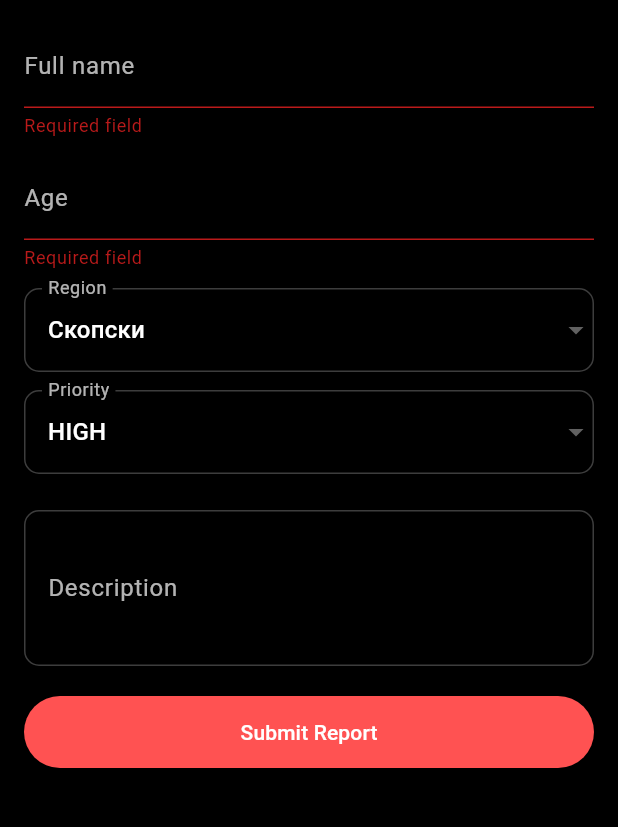
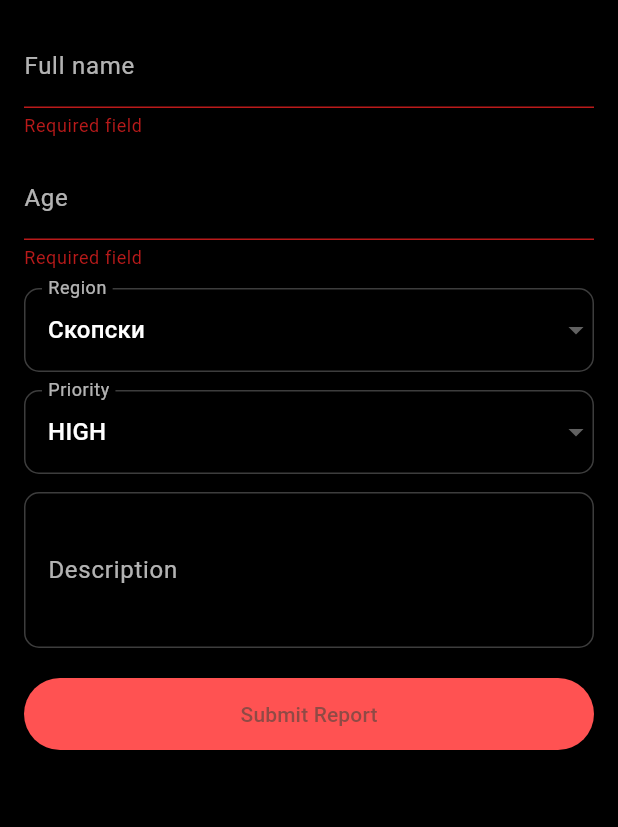
Before and after one commit to ZoveMe/Amber-Alert-App, a Flutter app: the AddMissingPersonScreen screen opened directly, after a tap on "Submit Report", on a phone screen of 412 x 824 dp, the part 84-911 px from its top. Run offline on Flutter 3.47's test engine with Material 3 defaults, Android fonts, the phone set to English and light mode, and no system bars; our stand-ins replace firebase_core, firebase_messaging, flutter_map, hive_flutter, latlong2, shared_preferences; accounts and stored records are empty; network calls fail.

Commit message:
Updated form for filling missing person

```diff
--- a/lib/screens/add_missing_person.dart
+++ b/lib/screens/add_missing_person.dart
@@ -1,12 +1,14 @@
 import 'package:flutter/material.dart';
 import '../models/mk_regions.dart';
 import '../models/alert.dart';
+import '../services/rabbitmq_service.dart';
 
 class AddMissingPersonScreen extends StatefulWidget {
   const AddMissingPersonScreen({super.key});
 
   @override
-  State<AddMissingPersonScreen> createState() => _AddMissingPersonScreenState();
+  State<AddMissingPersonScreen> createState() =>
+      _AddMissingPersonScreenState();
 }
 
 class _AddMissingPersonScreenState extends State<AddMissingPersonScreen> {
@@ -14,110 +16,82 @@ class _AddMissingPersonScreenState extends State<AddMissingPersonScreen> {
 
   final TextEditingController nameController = TextEditingController();
   final TextEditingController ageController = TextEditingController();
-
   final TextEditingController descriptionController = TextEditingController();
 
   String selectedRegion = MkRegions.all.first;
-  String selectedPriority = "HIGH";
+  String selectedPriority = 'HIGH';
+
+  /// 🔁 Region → map center
   final Map<String, Offset> regionCenters = {
-    "Скопски": const Offset(41.9981, 21.4254),
-    "Пелагониски": const Offset(41.0300, 21.3400),
-    "Полог": const Offset(41.8000, 20.9000),
-    "Југозападен": const Offset(41.2000, 20.7000),
-    "Југоисточен": const Offset(41.4000, 22.6000),
-    "Вардарски": const Offset(41.6000, 21.9000),
-    "Источен": const Offset(41.9000, 22.4000),
-    "Североисточен": const Offset(42.1000, 21.9000),
+    'Скопски': Offset(41.9981, 21.4254),
+    'Пелагониски': Offset(41.0300, 21.3400),
+    'Полог': Offset(41.8000, 20.9000),
+    'Југозападен': Offset(41.2000, 20.7000),
+    'Југоисточен': Offset(41.4000, 22.6000),
+    'Вардарски': Offset(41.6000, 21.9000),
+    'Источен': Offset(41.9000, 22.4000),
+    'Североисточен': Offset(42.1000, 21.9000),
   };
+
+  /// 🧠 Converts UI region to routing-safe value
+  String normalizeRegion(String region) {
+    return region
+        .toLowerCase()
+        .replaceAll(' ', '')
+        .replaceAll('ски', '')
+        .replaceAll('ен', '');
+  }
 
   @override
   Widget build(BuildContext context) {
     return Scaffold(
       backgroundColor: Colors.black,
       appBar: AppBar(
-        title: const Text("Report Missing Person"),
+        title: const Text('Report Missing Person'),
         backgroundColor: const Color(0xFF111111),
         foregroundColor: Colors.white,
       ),
-
       body: Padding(
         padding: const EdgeInsets.all(16),
         child: Form(
           key: _formKey,
           child: ListView(
             children: [
-
-              // NAME
-              TextFormField(
+              _textField(
                 controller: nameController,
-                decoration: _field("Full name"),
-                validator: (v) => v!.isEmpty ? "Required field" : null,
+                label: 'Full name',
+                required: true,
               ),
-
               const SizedBox(height: 12),
 
-              // AGE
-              TextFormField(
+              _textField(
                 controller: ageController,
+                label: 'Age',
                 keyboardType: TextInputType.number,
-                decoration: _field("Age"),
-                validator: (v) => v!.isEmpty ? "Required field" : null,
+                required: true,
               ),
-
               const SizedBox(height: 12),
 
-              // REGION PICKER
-              DropdownButtonFormField<String>(
-                dropdownColor: Colors.black87,
-                value: selectedRegion,
-                decoration: _field("Region"),
-                items: MkRegions.all.map((r) {
-                  return DropdownMenuItem(
-                    value: r,
-                    child: Text(r, style: const TextStyle(color: Colors.white)),
-                  );
-                }).toList(),
-                onChanged: (v) => setState(() => selectedRegion = v!),
-              ),
-
+              _regionDropdown(),
               const SizedBox(height: 12),
 
-              // PRIORITY PICKER
-              DropdownButtonFormField<String>(
-                dropdownColor: Colors.black87,
-                value: selectedPriority,
-                decoration: _field("Priority"),
-                items: ["HIGH", "MEDIUM", "LOW"].map((p) {
-                  return DropdownMenuItem(
-                    value: p,
-                    child: Text(p, style: const TextStyle(color: Colors.white)),
-                  );
-                }).toList(),
-                onChanged: (v) => setState(() => selectedPriority = v!),
-              ),
-
+              _priorityDropdown(),
               const SizedBox(height: 12),
 
-
-
-              const SizedBox(height: 12),
-
-              TextFormField(
+              _textField(
                 controller: descriptionController,
+                label: 'Description',
                 maxLines: 3,
-                decoration: _field("Description"),
               ),
-
               const SizedBox(height: 20),
 
               ElevatedButton(
                 style: ElevatedButton.styleFrom(
                   backgroundColor: Colors.redAccent,
-                  foregroundColor: Colors.white,
                   padding: const EdgeInsets.symmetric(vertical: 14),
                 ),
                 onPressed: _submitForm,
-                child: const Text("Submit Report"),
+                child: const Text('Submit Report'),
               ),
             ],
           ),
@@ -126,7 +100,59 @@ class _AddMissingPersonScreenState extends State<AddMissingPersonScreen> {
     );
   }
 
-  InputDecoration _field(String label) {
+  // ---------------- UI HELPERS ----------------
+
+  Widget _textField({
+    required TextEditingController controller,
+    required String label,
+    TextInputType? keyboardType,
+    bool required = false,
+    int maxLines = 1,
+  }) {
+    return TextFormField(
+      controller: controller,
+      keyboardType: keyboardType,
+      maxLines: maxLines,
+      validator: required ? (v) => v!.isEmpty ? 'Required field' : null : null,
+      decoration: _fieldDecoration(label),
+    );
+  }
+
+  Widget _regionDropdown() {
+    return DropdownButtonFormField<String>(
+      dropdownColor: Colors.black87,
+      value: selectedRegion,
+      decoration: _fieldDecoration('Region'),
+      items: MkRegions.all
+          .map(
+            (r) => DropdownMenuItem(
+          value: r,
+          child: Text(r, style: const TextStyle(color: Colors.white)),
+        ),
+      )
+          .toList(),
+      onChanged: (v) => setState(() => selectedRegion = v!),
+    );
+  }
+
+  Widget _priorityDropdown() {
+    return DropdownButtonFormField<String>(
+      dropdownColor: Colors.black87,
+      value: selectedPriority,
+      decoration: _fieldDecoration('Priority'),
+      items: const ['HIGH', 'MEDIUM', 'LOW']
+          .map(
+            (p) => DropdownMenuItem(
+          value: p,
+          child: Text(p, style: const TextStyle(color: Colors.white)),
+        ),
+      )
+          .toList(),
+      onChanged: (v) => setState(() => selectedPriority = v!),
+    );
+  }
+
+  InputDecoration _fieldDecoration(String label) {
     return InputDecoration(
       labelText: label,
       labelStyle: const TextStyle(color: Colors.white70),
@@ -141,7 +167,9 @@ class _AddMissingPersonScreenState extends State<AddMissingPersonScreen> {
     );
   }
 
-  void _submitForm() {
+  // ---------------- SUBMIT ----------------
+
+  Future<void> _submitForm() async {
     if (!_formKey.currentState!.validate()) return;
 
     final center = regionCenters[selectedRegion]!;
@@ -149,17 +177,30 @@ class _AddMissingPersonScreenState extends State<AddMissingPersonScreen> {
     final alert = Alert(
       alertId: DateTime.now().millisecondsSinceEpoch.toString(),
       region: selectedRegion,
-      city: nameController.text, // label shown on map
+      city: nameController.text,
       lat: center.dx,
       lng: center.dy,
       description: descriptionController.text,
-      priority: selectedPriority.toLowerCase(), // high | medium | low
+      priority: selectedPriority.toLowerCase(),
       createdAt: DateTime.now(),
     );
 
-    Navigator.pop(context, alert);
-  }
+    final routingKey =
+        'alert.${selectedPriority.toLowerCase()}.${MkRegions.toRouting(selectedRegion)}';
 
 
 
+
+    try {
+      await RabbitMQService.publishAlert(alert, routingKey);
+      Navigator.pop(context, alert);
+    } catch (e) {
+      ScaffoldMessenger.of(context).showSnackBar(
+        SnackBar(
+          content: Text('Failed to send alert: $e'),
+          backgroundColor: Colors.red,
+        ),
+      );
+    }
+  }
 }
--- a/lib/screens/alerts.dart
+++ b/lib/screens/alerts.dart
@@ -55,7 +55,7 @@ class AlertsScreen extends StatelessWidget {
               style: const TextStyle(fontWeight: FontWeight.bold),
             ),
             subtitle: Text(
-              '${alert.city} • ${MkRegions.displayName(alert.region)}\n$time',
+              '${alert.city} • ${MkRegions.toDisplay(alert.region)}\n$time',
             ),
             isThreeLine: true,
             trailing: Container(
--- /dev/null
+++ b/lib/services/rabbitmq_service.dart
@@ -0,0 +1,55 @@
+import 'dart:convert';
+import 'package:http/http.dart' as http;
+import '../models/alert.dart';
+
+class RabbitMQService {
+  // 🔁 CHANGE HOST BASED ON DEVICE
+  // Android Emulator: 10.0.2.2
+  // Physical phone:   YOUR_PC_IP (e.g. 192.168.1.50)
+  static const String _host = '10.0.2.2';
+
+  static const String _username = 'guest';
+  static const String _password = 'guest';
+
+  /// Publish to YOUR exchange
+  static const String _exchange = 'alerts.topic';
+
+  static Future<void> publishAlert(
+      Alert alert,
+      String routingKey,
+      ) async {
+    final url =
+        'http://$_host:15672/api/exchanges/%2F/$_exchange/publish';
+
+    final payload = {
+      "properties": {},
+      "routing_key": routingKey,
+      "payload": jsonEncode(alert.toJson()),
+      "payload_encoding": "string"
+    };
+
+    final response = await http
+        .post(
+      Uri.parse(url),
+      headers: {
+        "Authorization":
+        "Basic ${base64Encode(utf8.encode('$_username:$_password'))}",
+        "Content-Type": "application/json",
+      },
+      body: jsonEncode(payload),
+    )
+        .timeout(const Duration(seconds: 5));
+
+    if (response.statusCode != 200) {
+      throw Exception(
+        'RabbitMQ publish failed '
+            '[${response.statusCode}]: ${response.body}',
+      );
+    }
+
+    final result = jsonDecode(response.body);
+    if (result['routed'] != true) {
+      throw Exception('Message NOT routed to any queue');
+    }
+  }
+}
```
Also changed, not shown: lib/models/mk_regions.dart (+34 -38 lines), lib/screens/map.dart (+4 -3 lines), lib/services/api_service.dart (+14 -5 lines).
